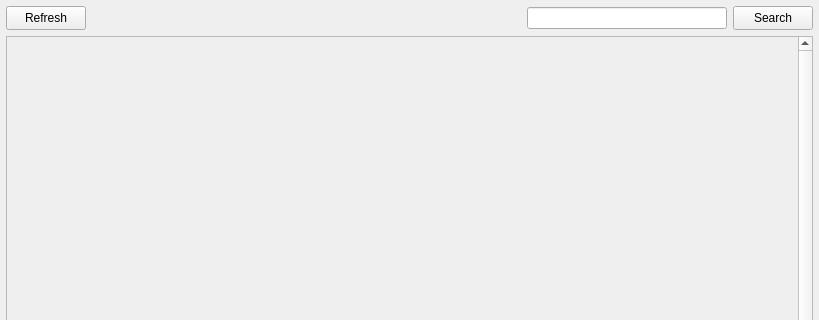
First picture: the form in BaseClient/Source/PageExtraWidget.ui, repository WorksAhead/Base, before the edit; both pictures show x 0 to 819 and y 0 to 320 of the 819 by 655 pixel window.
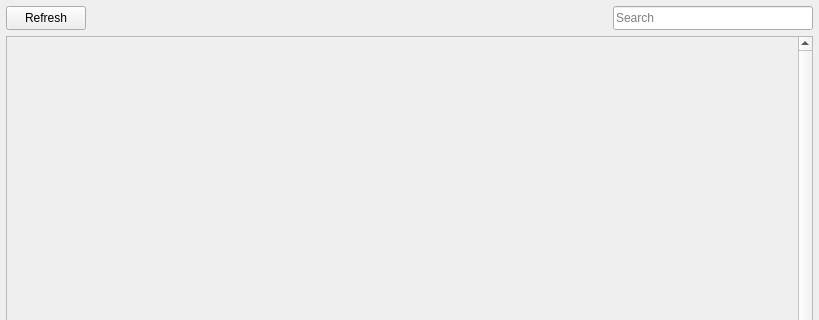
Second picture: the form after the edit.

Diff of the .ui file:
```diff
--- a/BaseClient/Source/PageExtraWidget.ui
+++ b/BaseClient/Source/PageExtraWidget.ui
@@ -24,7 +24,7 @@
     <number>6</number>
    </property>
    <item>
-    <layout class="QHBoxLayout" name="horizontalLayout" stretch="0,1,1,0">
+    <layout class="QHBoxLayout" name="horizontalLayout" stretch="0,1,1">
      <item>
       <widget class="QPushButton" name="refreshButton">
        <property name="minimumSize">
@@ -68,7 +68,7 @@
        <property name="minimumSize">
         <size>
          <width>200</width>
-         <height>0</height>
+         <height>24</height>
         </size>
        </property>
        <property name="maximumSize">
@@ -77,23 +77,7 @@
          <height>16777215</height>
         </size>
        </property>
-      </widget>
-     </item>
-     <item>
-      <widget class="QPushButton" name="searchButton">
-       <property name="minimumSize">
-        <size>
-         <width>0</width>
-         <height>24</height>
-        </size>
-       </property>
-       <property name="maximumSize">
-        <size>
-         <width>16777215</width>
-         <height>24</height>
-        </size>
-       </property>
-       <property name="text">
+       <property name="placeholderText">
         <string>Search</string>
        </property>
       </widget>
```
